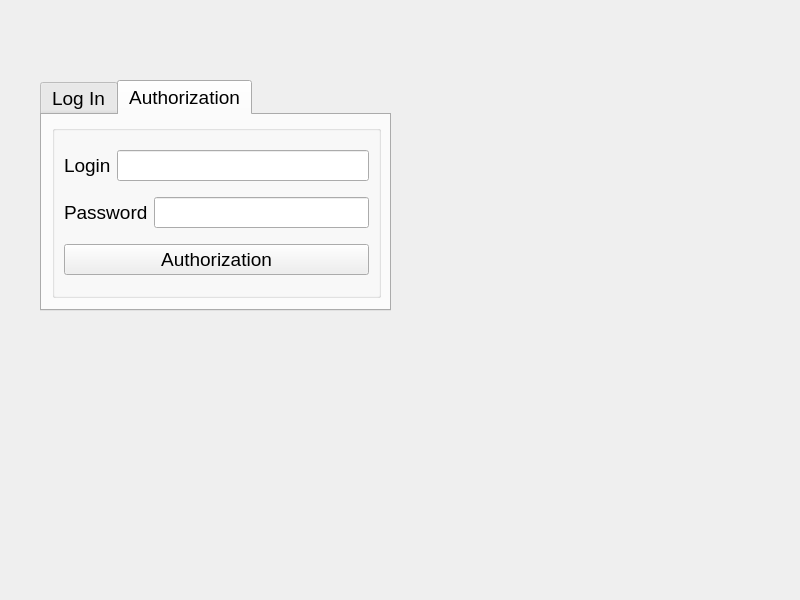
Old version of the form dialog.ui in the repository HSE-TEAM/-semester-project.
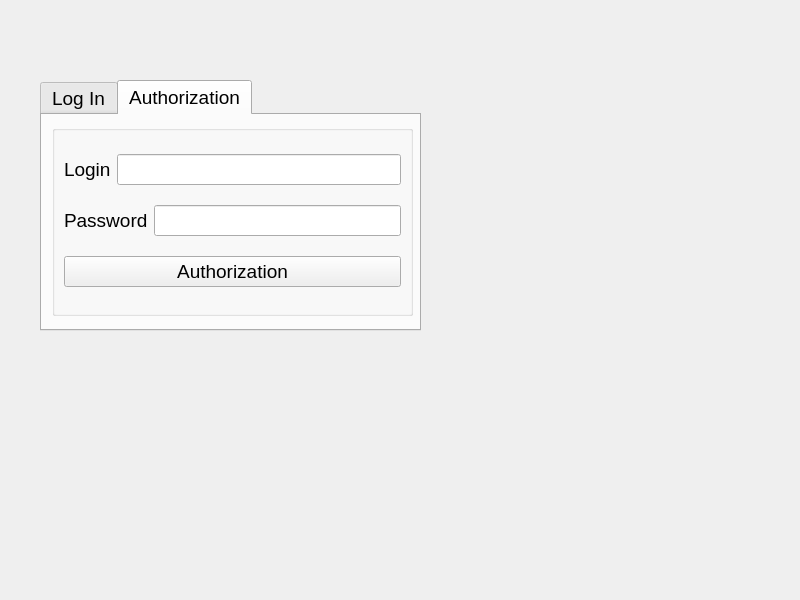
New version of the form. The open tabs and pages were chosen to show the change.

Diff of the .ui file:
```diff
--- a/dialog.ui
+++ b/dialog.ui
@@ -18,8 +18,8 @@
     <rect>
      <x>40</x>
      <y>80</y>
-     <width>351</width>
-     <height>231</height>
+     <width>381</width>
+     <height>251</height>
     </rect>
    </property>
    <property name="font">
@@ -30,7 +30,7 @@
    <property name="currentIndex">
     <number>1</number>
    </property>
-   <widget class="QWidget" name="">
+   <widget class="QWidget" name="widget">
     <attribute name="title">
      <string>Log In</string>
     </attribute>
@@ -122,8 +122,8 @@
       <rect>
        <x>10</x>
        <y>10</y>
-       <width>329</width>
-       <height>173</height>
+       <width>361</width>
+       <height>191</height>
       </rect>
      </property>
      <property name="font">
```
Left out of the diff: 4 changed lines with no effect on the pictures.
